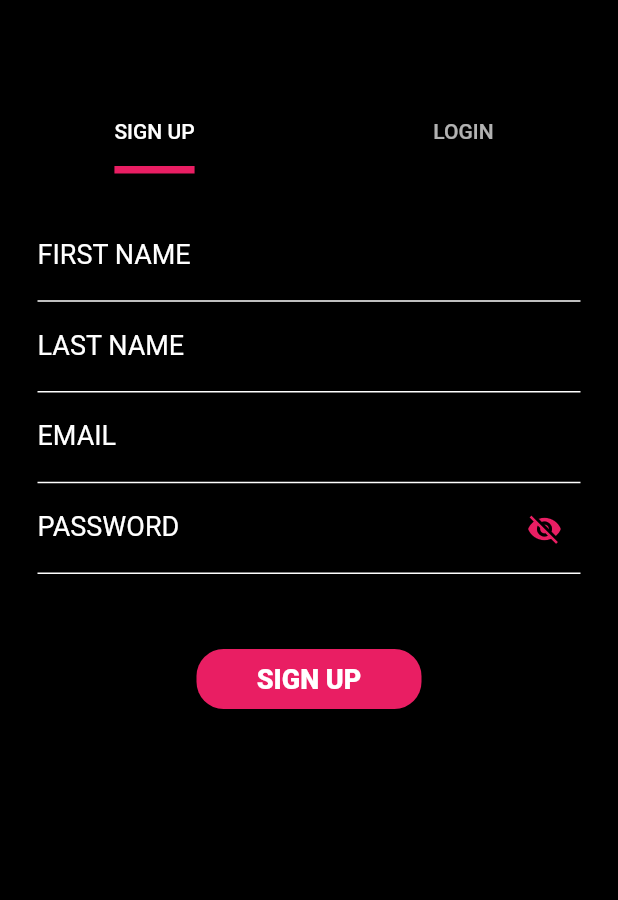
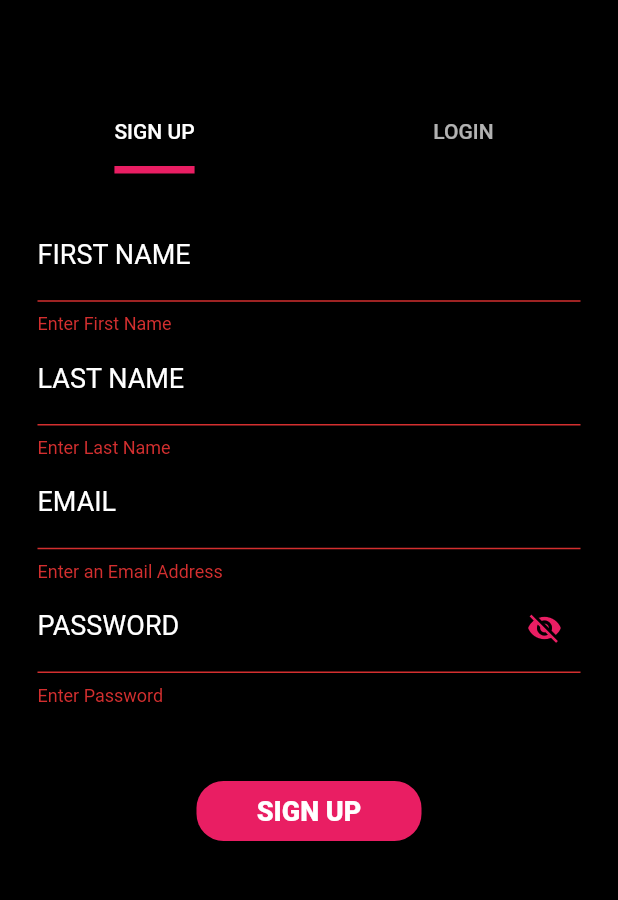
Before and after one commit to svychug/Fortune-cookie, a Flutter app: the screen it shows after launch, on a phone screen of 412 x 824 dp, the part 137-1037 px from its top. Run offline on Flutter 3.47's test engine with Material 2 defaults, Android fonts, the phone set to English and light mode, and no system bars; our stand-ins replace cloud_firestore, firebase_auth, firebase_core, google_fonts, page_transition; accounts and stored records are empty.

Commit message:
validation - Added validator for email.

```diff
--- a/lib/ui/screens/sign_up_form.dart
+++ b/lib/ui/screens/sign_up_form.dart
@@ -12,13 +12,6 @@ class SignUpForm extends StatefulWidget {
 }
 
 class _SignUpFormState extends State<SignUpForm> {
-  List<String> listDomains = [
-    '@mail.ru',
-    '@gmail.com',
-    '@yandex.ru',
-    '@iсloud.com',
-    '@yahoo.com',
-  ];
   final _formKeySignUp = GlobalKey<FormState>();
   final _fireStore = FirebaseFirestore.instance;
 
@@ -39,6 +32,7 @@ class _SignUpFormState extends State<SignUpForm> {
   @override
   Widget build(BuildContext context) {
     return Form(
+      autovalidateMode: AutovalidateMode.always,
       child: SizedBox(
         key: _formKeySignUp,
         height: 100,
@@ -116,6 +110,12 @@ class _SignUpFormState extends State<SignUpForm> {
                     return 'Enter an Email Address';
                   } else if (!value.contains('@')) {
                     return 'Please enter a valid email address';
+                  } else if (!(value.endsWith('@mail.ru') ||
+                      value.endsWith('@gmail.com') ||
+                      value.endsWith('@yandex.ru') ||
+                      value.endsWith('@iсloud.com') ||
+                      value.endsWith('@yahoo.com'))) {
+                    return 'Please enter a suitable domain!';
                   }
                   return null;
                 },
@@ -201,8 +201,12 @@ class _SignUpFormState extends State<SignUpForm> {
             email: emailController.text, password: passwordController.text)
         .then((result) {
       _fireStore.collection('users').doc(result.user!.uid).set({
-        'first_name': firstNameController.text.isNotEmpty ? firstNameController.text : "Empty",
-        'last_name': lastNameController.text.isNotEmpty ? lastNameController.text : "Empty",
+        'first_name': firstNameController.text.isNotEmpty
+            ? firstNameController.text
+            : "Empty",
+        'last_name': lastNameController.text.isNotEmpty
+            ? lastNameController.text
+            : "Empty",
         'uid': result.user!.uid,
         'email': emailController.text,
       }).whenComplete(() {
```
Also changed, not shown: lib/ui/screens/login_form.dart (+7 -7 lines).
